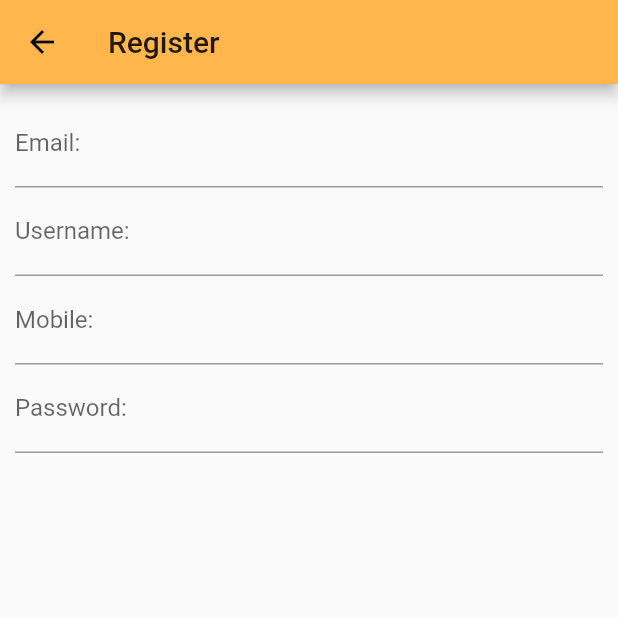
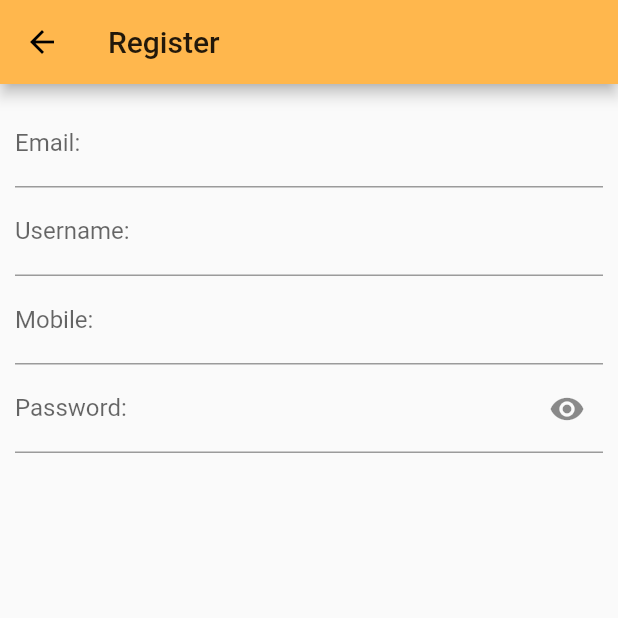
Before and after one commit to SainathChallagundla/eduempowerApp, a Flutter app: the screen it shows after launch, after a tap on "Register as Contributor", after a tap on "Register Individual", on a phone screen of 412 x 824 dp, the top half of it. Run offline on Flutter 3.47's test engine with Material 2 defaults, Android fonts, the phone set to English and light mode, and no system bars; our stand-ins replace connectivity, expandable, file_picker, flutter_secure_storage, shared_preferences, webview_flutter; missing offline and left inert: convex_bottom_navigation; network calls fail.

Commit message:
Show Password Icon

```diff
--- a/lib/Public/login.dart
+++ b/lib/Public/login.dart
@@ -21,6 +21,8 @@ class _UserLoginState extends State<UserLogin> {
   TextEditingController emailEditingContrller = TextEditingController();
   TextEditingController passwordEditingContrller = TextEditingController();
   final mainKey = GlobalKey<ScaffoldState>();
+
+  bool _isObscure = true;
 
   @override
   Widget build(BuildContext context) {
@@ -58,11 +60,19 @@ class _UserLoginState extends State<UserLogin> {
         ),
         TextField(
           autofocus: false,
-          obscureText: true,
+          obscureText: _isObscure,
           keyboardType: TextInputType.text,
           controller: passwordEditingContrller,
           decoration: InputDecoration(
               labelText: "Password",
+              suffixIcon: IconButton(
+                  icon: Icon(
+                      _isObscure ? Icons.visibility : Icons.visibility_off),
+                  onPressed: () {
+                    setState(() {
+                      _isObscure = !_isObscure;
+                    });
+                  }),
               hintText: "Password",
               labelStyle: TextStyle(
                 color: Colors.black,
@@ -130,7 +140,7 @@ class _UserLoginState extends State<UserLogin> {
           collapsed: null,
           header: Text("Register as Contributor"),
           expanded: Row(
-            mainAxisAlignment: MainAxisAlignment.spaceAround,
+            mainAxisAlignment: MainAxisAlignment.spaceBetween,
             children: <Widget>[
               ButtonTheme(
                 child: MaterialButton(
--- a/lib/Public/register.dart
+++ b/lib/Public/register.dart
@@ -22,6 +22,8 @@ class UserRegisterState extends State<UserRegister> {
 
   final formKey = GlobalKey<FormState>();
   final mainKey = GlobalKey<ScaffoldState>();
+
+  bool _isObscure = true;
 
   @override
   Widget build(BuildContext context) {
@@ -62,15 +64,24 @@ class UserRegisterState extends State<UserRegister> {
                   onSaved: (str) => _mobile = str,
                 ),
                 TextFormField(
+                  obscureText: _isObscure,
                   autocorrect: false,
                   decoration: InputDecoration(
-                    labelText: "Password:",
-                  ),
+                      labelText: "Password:",
+                      suffixIcon: IconButton(
+                          icon: Icon(_isObscure
+                              ? Icons.visibility
+                              : Icons.visibility_off),
+                          onPressed: () {
+                            setState(() {
+                              _isObscure = !_isObscure;
+                            });
+                          })),
                   validator: (str) =>
                       str.length <= 7 ? "Not a Valid Password!" : null,
                   onSaved: (str) => _password = str,
-                  obscureText: true,
-                ),
+                )
+                //obscureText: false),
               ],
             ),
           )),
```
